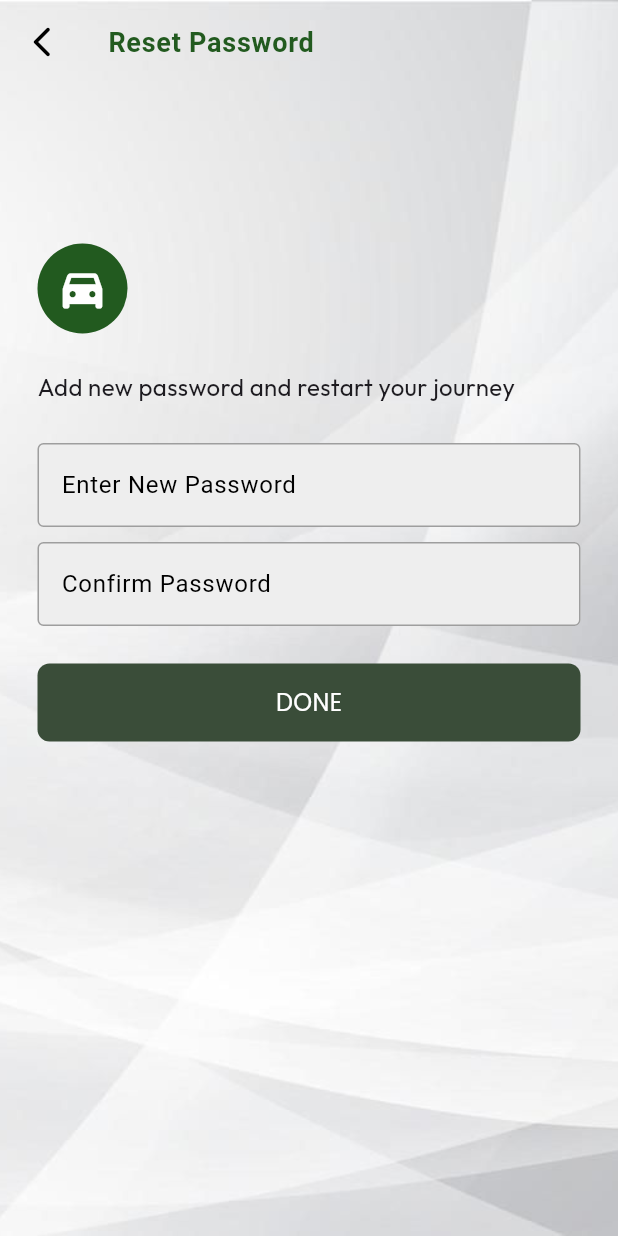
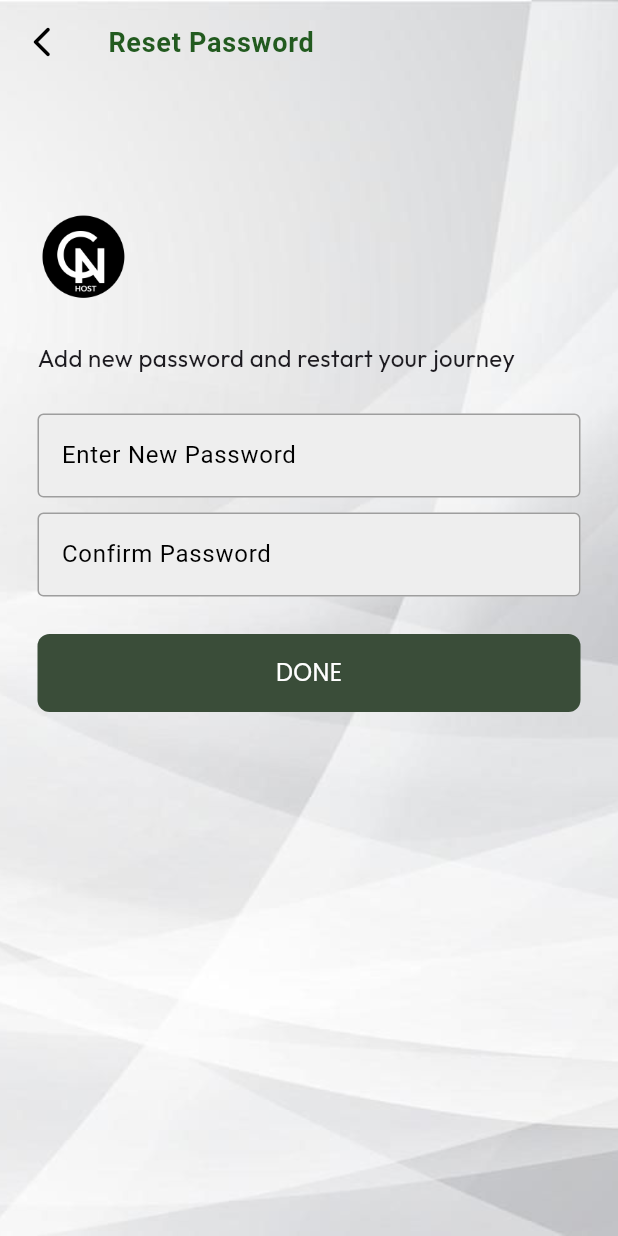
Before and after one commit to yaseeeeeeeeeeen/carnova, a Flutter app: the PasswordResetScreen screen opened directly with empty values, on a phone screen of 412 x 824 dp. Run offline on Flutter 3.47's test engine with Material 3 defaults, Android fonts, the phone set to English and light mode, and no system bars; our stand-ins replace animated_custom_dropdown, another_flushbar, bloc, cached_network_image, carousel_slider, contained_tab_bar_view and 15 more; missing offline and left inert: advance_animated_progress_indicator; accounts and stored records are empty; network calls fail.

Commit message:
forget-password-added

```diff
--- /dev/null
+++ b/devtools_options.yaml
@@ -0,0 +1 @@
+extensions:
--- a/lib/blocs/login/login_bloc_bloc.dart
+++ b/lib/blocs/login/login_bloc_bloc.dart
@@ -71,7 +71,8 @@ class LoginBloc extends Bloc<LoginBlocEvent, LoginBlocState> {
     resposne.fold((left) {
       emit(LoginFailedState(message: left.message));
     }, (right) {
-      emit(ForgetPasswordSuccsessMail(id: right["user_id"]));
+      emit(ForgetPasswordSuccsessMail(
+          id: right["user_id"] ?? right["h_id"], otp: right["otp"]));
     });
   }
 
--- a/lib/blocs/login/login_bloc_state.dart
+++ b/lib/blocs/login/login_bloc_state.dart
@@ -31,8 +31,10 @@ class LoginErrorState extends LoginBlocState {
 
 class ForgetPasswordSuccsessMail extends LoginBlocState {
   String id;
+  String otp;
   ForgetPasswordSuccsessMail({
-    required this.id
+    required this.id,
+    required this.otp
   });
 }
 class PasswordResetedSuccsess extends LoginBlocState{}
--- a/lib/view/login_and_signup/login_screen.dart
+++ b/lib/view/login_and_signup/login_screen.dart
@@ -56,12 +56,11 @@ class _LoginScreenState extends State<LoginScreen> {
                                 height: 60,
                                 width: 60,
                                 decoration: BoxDecoration(
-                                  color: secondColorH,
                                   borderRadius: BorderRadius.circular(30),
                                 ),
                                 child: Center(
-                                  child:
-                                      Image.asset("assets/image/Frame 2.png",fit: BoxFit.cover),
+                                  child: Image.asset("assets/image/Frame 2.png",
+                                      fit: BoxFit.cover),
                                 ),
                               ),
                             ),
--- a/lib/view/login_and_signup/reset_password.dart
+++ b/lib/view/login_and_signup/reset_password.dart
@@ -57,22 +57,18 @@ class PasswordResetScreen extends StatelessWidget {
               crossAxisAlignment: CrossAxisAlignment.start,
               mainAxisAlignment: MainAxisAlignment.start,
               children: [
-                SizedBox(height: media.height / 6),
+                SizedBox(height: media.height / 7),
                 Hero(
                     tag: "registernow",
                     child: Container(
                         height: 60,
                         width: 60,
                         decoration: BoxDecoration(
-                          color: secondColorH,
                           borderRadius: BorderRadius.circular(30),
                         ),
                         child: Center(
-                          child: Icon(
-                            Icons.directions_car_filled,
-                            color: mainColorH,
-                            size: 35,
-                          ),
+                          child: Image.asset("assets/image/Frame 2.png",
+                              fit: BoxFit.cover),
                         ))),
                 const SizedBox(height: 25),
                 Text(
--- a/lib/view/profile/profile_edit.dart
+++ b/lib/view/profile/profile_edit.dart
@@ -2,7 +2,6 @@ import 'dart:io';
 
 import 'package:flutter/material.dart';
 import 'package:flutter_bloc/flutter_bloc.dart';
-import 'package:google_fonts/google_fonts.dart';
 import 'package:second_project/blocs/profile_edit/profile_edit_bloc.dart';
 import 'package:second_project/data/get_it/get_it.dart';
 import 'package:second_project/resources/api_urls/host_url.dart';
--- a/lib/view/vehicles_screen/vehicle_add/vehicle_add1.dart
+++ b/lib/view/vehicles_screen/vehicle_add/vehicle_add1.dart
@@ -1,7 +1,6 @@
 import 'package:flutter/material.dart';
 import 'package:flutter_bloc/flutter_bloc.dart';
 import 'package:flutter_svg/flutter_svg.dart';
-import 'package:google_fonts/google_fonts.dart';
 import 'package:second_project/blocs/vehicle_add/vehicle_add_bloc.dart';
 import 'package:second_project/modals/location_modal.dart';
 import 'package:second_project/modals/vehicle_add_modal.dart';
@@ -9,7 +8,6 @@ import 'package:second_project/modals/vehicle_fetch_modal.dart';
 import 'package:second_project/resources/components/custom_button.dart';
 import 'package:second_project/resources/components/custom_textfield2.dart';
 import 'package:second_project/resources/components/drop_down.dart';
-import 'package:second_project/resources/constants/colors.dart';
 import 'package:second_project/utils/appbar.dart';
 import 'package:second_project/utils/snackbar.dart';
 import 'package:second_project/view/login_and_signup/login_screen.dart';
--- a/lib/view/vehicles_screen/vehicle_show/vehicle_screen.dart
+++ b/lib/view/vehicles_screen/vehicle_show/vehicle_screen.dart
@@ -1,7 +1,6 @@
 import 'package:contained_tab_bar_view/contained_tab_bar_view.dart';
 import 'package:flutter/material.dart';
 
-import 'package:google_fonts/google_fonts.dart';
 import 'package:second_project/data/get_it/get_it.dart';
 import 'package:second_project/resources/constants/colors.dart';
 import 'package:second_project/resources/constants/font_styles.dart';
```
Also changed, not shown: lib/main.dart (+9 -3 lines), lib/utils/appbar.dart (+8 -12 lines), lib/utils/functions/permissions.dart (+10 -13 lines), lib/view/home_screen.dart (+20 -1 lines), lib/view/login_and_signup/forget_password.dart (+6 -4 lines), lib/view/login_and_signup/signup_otp.dart (+21 -10 lines), assets/svg/driving-bro.svg (added).
